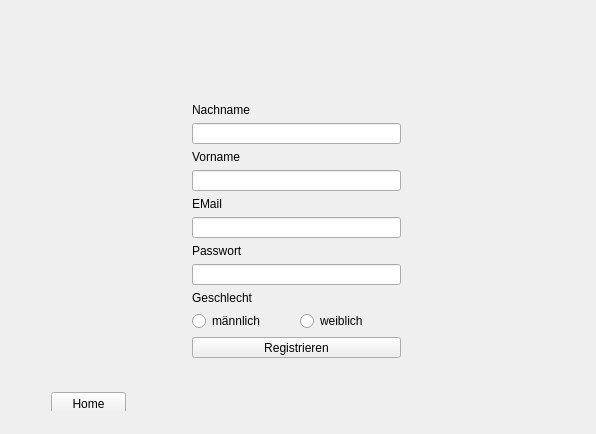
This is StayHealthy_VS/Team6.StayHealthy/StayHealthy/stayhealthy.ui in denismhz/SWP as Qt 5 draws it before an edit. The edited form follows.
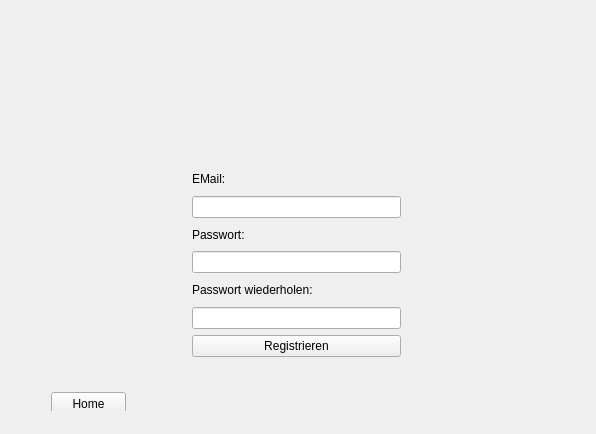
This is the edited form.

What changed in the file:
```diff
--- a/StayHealthy_VS/Team6.StayHealthy/StayHealthy/stayhealthy.ui
+++ b/StayHealthy_VS/Team6.StayHealthy/StayHealthy/stayhealthy.ui
@@ -164,36 +164,16 @@
          <property name="geometry">
           <rect>
            <x>160</x>
-           <y>70</y>
+           <y>135</y>
            <width>231</width>
-           <height>276</height>
+           <height>211</height>
           </rect>
          </property>
          <layout class="QVBoxLayout" name="verticalLayout">
-          <item>
-           <widget class="QLabel" name="nachnameLabel">
-            <property name="text">
-             <string>Nachname</string>
-            </property>
-           </widget>
-          </item>
-          <item>
-           <widget class="QLineEdit" name="nachnameLineEdit"/>
-          </item>
-          <item>
-           <widget class="QLabel" name="vornameLabel">
-            <property name="text">
-             <string>Vorname</string>
-            </property>
-           </widget>
-          </item>
-          <item>
-           <widget class="QLineEdit" name="vornameLineEdit"/>
-          </item>
           <item>
            <widget class="QLabel" name="emailLabel_2">
             <property name="text">
-             <string>EMail</string>
+             <string>EMail:</string>
             </property>
             <property name="buddy">
              <cstring>emailLineEdit_2</cstring>
@@ -206,7 +186,7 @@
           <item>
            <widget class="QLabel" name="passwordLabel_2">
             <property name="text">
-             <string>Passwort</string>
+             <string>Passwort:</string>
             </property>
             <property name="buddy">
              <cstring>passwordLineEdit_2</cstring>
@@ -223,27 +203,16 @@
           <item>
            <widget class="QLabel" name="geschlechtLabel">
             <property name="text">
-             <string>Geschlecht</string>
+             <string>Passwort wiederholen:</string>
             </property>
            </widget>
           </item>
           <item>
-           <layout class="QHBoxLayout" name="horizontalLayout">
-            <item>
-             <widget class="QRadioButton" name="maennlichRadioButton">
-              <property name="text">
-               <string>männlich</string>
-              </property>
-             </widget>
-            </item>
-            <item>
-             <widget class="QRadioButton" name="weiblichRadioButton">
-              <property name="text">
-               <string>weiblich</string>
-              </property>
-             </widget>
-            </item>
-           </layout>
+           <widget class="QLineEdit" name="passwordwdh_lineedit">
+            <property name="echoMode">
+             <enum>QLineEdit::Password</enum>
+            </property>
+           </widget>
           </item>
           <item>
            <widget class="QPushButton" name="registerButton">
```
Left out of the diff: 66 changed lines with no effect on the pictures.
